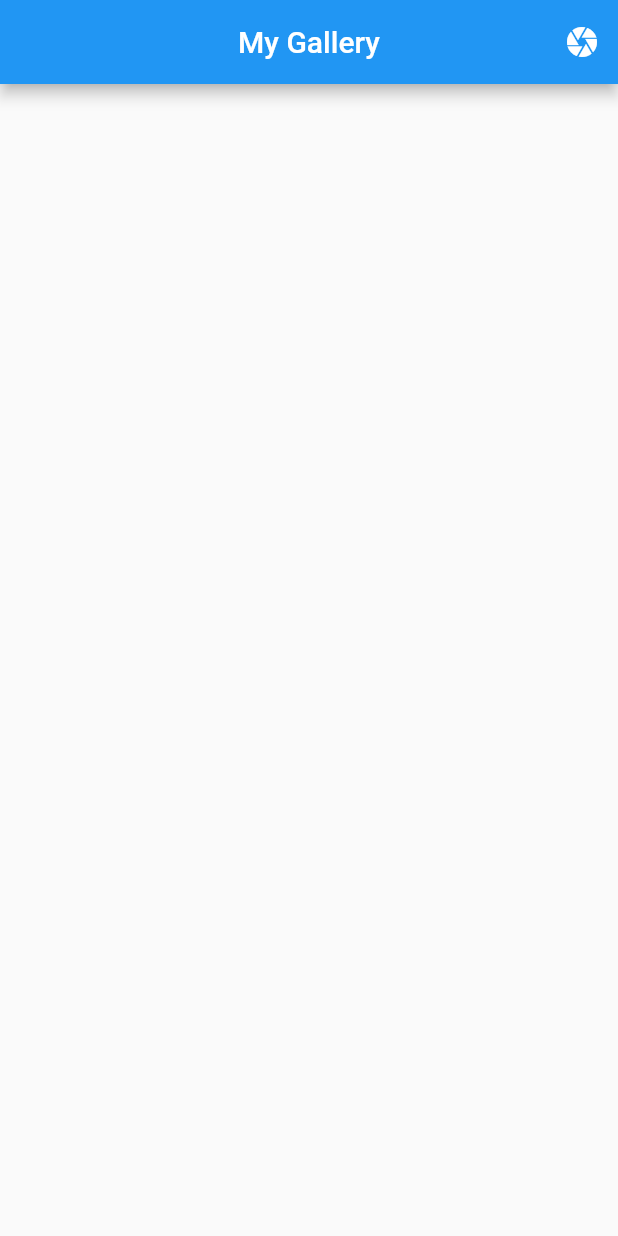
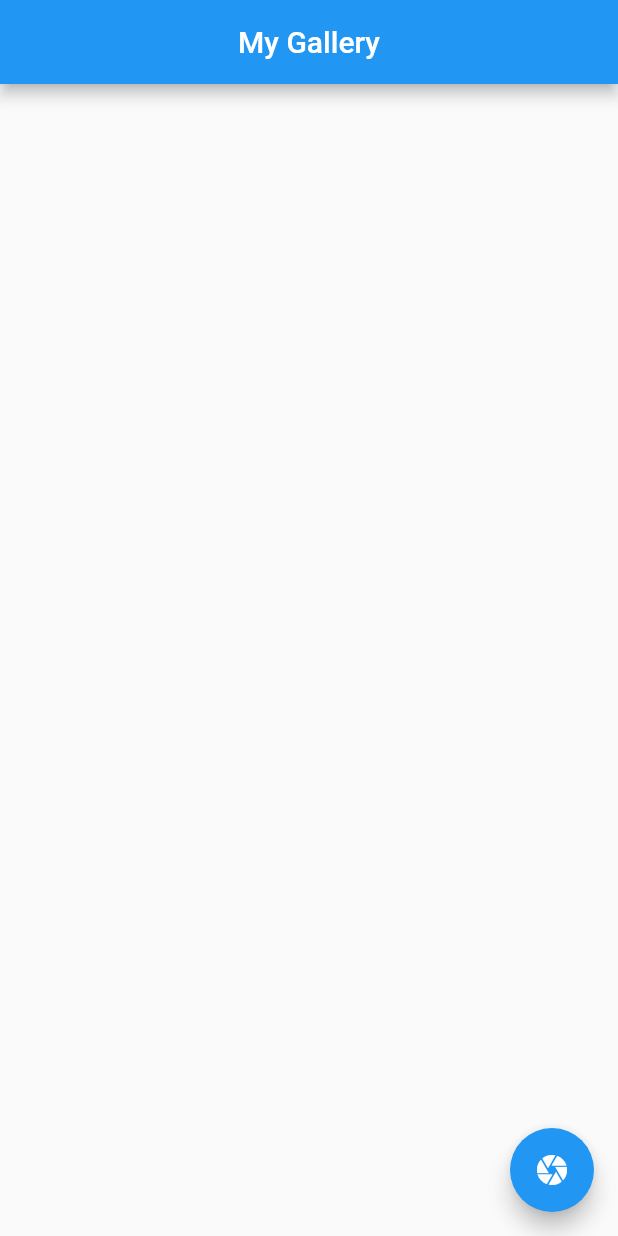
Before and after one commit to Abhijith-C/camera, a Flutter app: the screen it shows after launch, on a phone screen of 412 x 824 dp. Run offline on Flutter 3.47's test engine with Material 2 defaults, Android fonts, the phone set to English and light mode, and no system bars; our stand-ins replace image_picker.

```diff
--- a/lib/homepage.dart
+++ b/lib/homepage.dart
@@ -1,6 +1,7 @@
 import 'dart:io';
 
 // import 'package:custom_gallery/FullScreenImg.dart';
+import 'package:camera/zoom.dart';
 import 'package:flutter/material.dart';
 //import 'package:image/fullscree.dart';
 import 'package:image_picker/image_picker.dart';
@@ -16,8 +17,8 @@ class Gallery extends StatelessWidget {
       appBar: AppBar(
         centerTitle: true,
         title: const Text('My Gallery'),
-        actions: [
-          IconButton(
+      ),
+      floatingActionButton: FloatingActionButton(
         onPressed: () async {
           final image =
               await ImagePicker().pickImage(source: ImageSource.camera);
@@ -34,21 +35,24 @@ class Gallery extends StatelessWidget {
             //print('.................$x');
           }
         },
-              icon: const Icon(Icons.camera))
-        ],
+        child: Icon(Icons.camera),
       ),
       body: ValueListenableBuilder(
           valueListenable: database,
           builder: (context, List data, _) {
-            print(data);
+            // print(data);
             return Padding(
               padding: const EdgeInsets.all(10),
               child: GridView.extent(
-                  maxCrossAxisExtent: 80,
+                  maxCrossAxisExtent: 150,
                   mainAxisSpacing: 10,
-                  crossAxisSpacing: 80,
+                  crossAxisSpacing: 10,
                   children: List.generate(data.length, (index) {
                     return InkWell(
+                      onTap: () {
+                        Navigator.of(context).push(MaterialPageRoute(
+                            builder: (ctx) => Zoom(data: data[index])));
+                      },
                       child: Hero(
                           tag: data[index],
                           child: Image.file(File(data[index].toString()))),
--- a/pubspec.yaml
+++ b/pubspec.yaml
@@ -3,7 +3,7 @@ description: A new Flutter project.
 
 # The following line prevents the package from being accidentally published to
 # pub.dev using `flutter pub publish`. This is preferred for private packages.
-publish_to: 'none' # Remove this line if you wish to publish to pub.dev
+publish_to: "none" # Remove this line if you wish to publish to pub.dev
 
 # The following defines the version and build number for your application.
 # A version number is three numbers separated by dots, like 1.2.43
@@ -30,7 +30,6 @@ dependencies:
   flutter:
     sdk: flutter
 
-
   # The following adds the Cupertino Icons font to your application.
   # Use with the CupertinoIcons class for iOS style icons.
   cupertino_icons: ^1.0.2
@@ -52,7 +51,6 @@ dev_dependencies:
 
 # The following section is specific to Flutter.
 flutter:
-
   # The following line ensures that the Material Icons font is
   # included with your application, so that you can use the icons in
   # the material Icons class.
```
Also changed, not shown: lib/zoom.dart (added, +20 -0 lines). Lines whose indentation alone changed are shown as unchanged.
